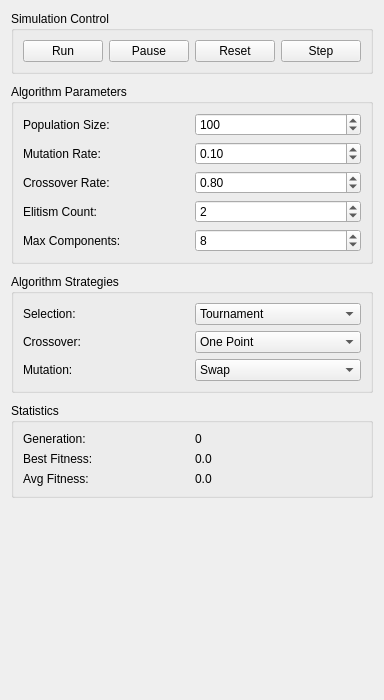
kevvnnn/evolutionary-watches, file gui/ControlPanel.ui: the form before one commit.
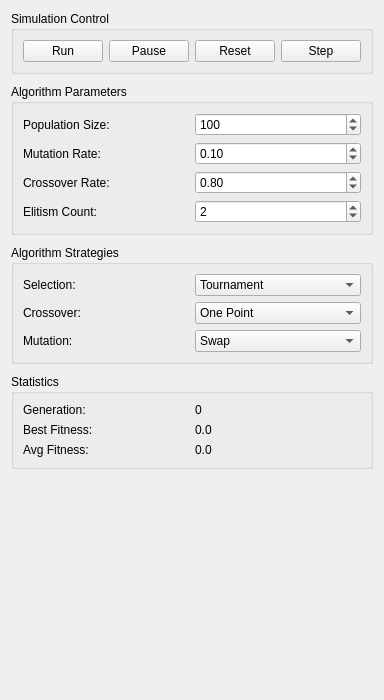
The form after the commit.

What changed in the file:
```diff
--- a/gui/ControlPanel.ui
+++ b/gui/ControlPanel.ui
@@ -170,7 +170,7 @@
         </item>
        </layout>
       </item>
-      <item>
+      <!-- <item>
        <layout class="QHBoxLayout" name="horizontalLayout_6">
         <item>
          <widget class="QLabel" name="maxComponentsLabel">
@@ -193,7 +193,7 @@
          </widget>
         </item>
        </layout>
-      </item>
+      </item> -->
      </layout>
     </widget>
    </item>
```
